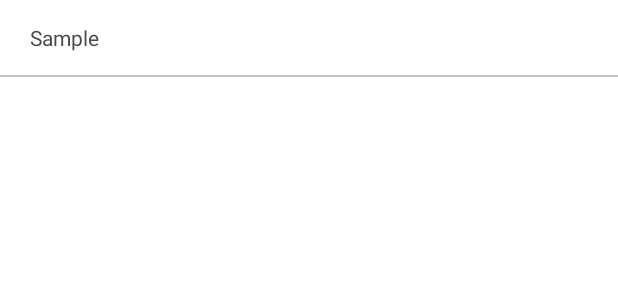
After one commit to osamhack2020/App_SpecialForces_SpecialWarrior, an Android app: the layout item_unit_search.xml on its own in the app's theme, with its tools: preview values and no code run, on a phone screen of 412 x 824 dp. The commit adds this screen. Shown: the top 300 px of the screen. Run offline under Robolectric (Android 15) with nearby library versions, the phone set to English and light mode, and no system bars.

Commit message:
Implement Unit Search View & Model

```diff
--- a/app/src/main/java/co/specialforce/data/retrofit/RetrofitService.kt
+++ b/app/src/main/java/co/specialforce/data/retrofit/RetrofitService.kt
@@ -2,11 +2,13 @@ package co.specialforce.data.retrofit
 
 import co.specialforce.data.request.JoinRequest
 import co.specialforce.data.request.LoginRequest
+import co.specialforce.data.request.UnitSearchRequest
 import co.specialforce.data.request.WeightInputRequest
 import co.specialforce.data.response.JoinResponse
 import co.specialforce.data.response.LoginResponse
 import co.specialforce.data.response.WeightInputResponse
 import co.specialforce.data.response.getWeight.GetWeightResponse
+import co.specialforce.data.response.unitSearch.UnitSearchResponse
 import retrofit2.Call
 import retrofit2.http.Body
 import retrofit2.http.GET
@@ -26,4 +28,7 @@ interface RetrofitService {
 
     @GET("/api/v1/profile/get_weight_data")
     fun getWeight(@Header("Authorization") token: String) : Call<GetWeightResponse>
+
+    @POST("/api/v1/member/find_afflication")
+    fun searchUnit(@Body request : UnitSearchRequest) : Call<UnitSearchResponse>
 }
--- a/app/src/main/res/layout/activity_join.xml
+++ b/app/src/main/res/layout/activity_join.xml
@@ -147,6 +147,8 @@
         android:paddingStart="16dp"
         android:paddingEnd="16dp"
         android:textSize="14sp"
+        android:hint="부대번호를 조회해주세요"
+        android:inputType="none"
         app:layout_constraintStart_toStartOf="parent"
         app:layout_constraintTop_toBottomOf="@id/join_unit_text"/>
 
--- /dev/null
+++ b/app/src/main/res/layout/item_unit_search.xml
@@ -0,0 +1,27 @@
+<?xml version="1.0" encoding="utf-8"?>
+<androidx.constraintlayout.widget.ConstraintLayout xmlns:android="http://schemas.android.com/apk/res/android"
+    android:layout_width="match_parent"
+    android:layout_height="wrap_content"
+    xmlns:app="http://schemas.android.com/apk/res-auto">
+
+    <TextView
+        android:id="@+id/item_unit_text"
+        android:layout_width="match_parent"
+        android:layout_height="50dp"
+        android:gravity="center_vertical"
+        android:text="Sample"
+        android:textSize="14sp"
+        android:textColor="@color/colorGray"
+        android:maxLines="2"
+        android:paddingStart="20dp"
+        android:layout_marginBottom="2dp"
+        app:layout_constraintTop_toTopOf="parent"/>
+
+    <View
+        android:layout_width="match_parent"
+        android:layout_height="1dp"
+        android:background="@color/colorLightGray"
+        android:layout_marginBottom="2dp"
+        app:layout_constraintTop_toBottomOf="@id/item_unit_text" />
+
+</androidx.constraintlayout.widget.ConstraintLayout>
```
Also changed, not shown: app/src/main/java/co/specialforce/data/model/UnitSearchModel.kt (+26 -1 lines), app/src/main/java/co/specialforce/view/activity/join/JoinActivity.kt (+13 -0 lines), app/src/main/java/co/specialforce/view/activity/unitSearch/UnitSearchActivity.kt (+63 -2 lines), app/src/main/java/co/specialforce/view/activity/unitSearch/UnitSearchContract.kt (+16 -2 lines), app/src/main/java/co/specialforce/view/activity/unitSearch/UnitSearchPresenter.kt (+27 -1 lines), app/src/main/res/layout/activity_unit_search.xml (+34 -3 lines).
